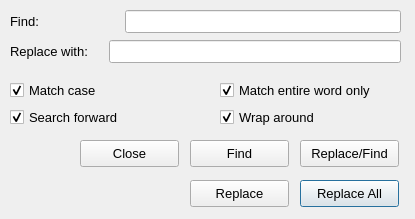
Above: tools/debug/UI/Replace.ui from TrickPlay/Trickplay before the change. Below: the same form after it.
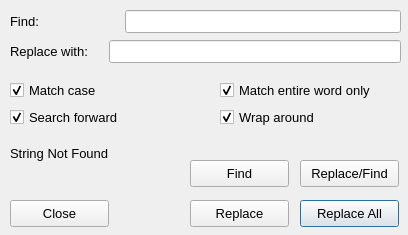
That is the form after the change.

The edit to the form file:
```diff
--- a/tools/debug/UI/Replace.ui
+++ b/tools/debug/UI/Replace.ui
@@ -6,8 +6,8 @@
    <rect>
     <x>0</x>
     <y>0</y>
-    <width>415</width>
-    <height>219</height>
+    <width>408</width>
+    <height>235</height>
    </rect>
   </property>
   <property name="font">
@@ -163,7 +163,7 @@
    <property name="geometry">
     <rect>
      <x>300</x>
-     <y>180</y>
+     <y>200</y>
      <width>99</width>
      <height>27</height>
     </rect>
@@ -176,7 +176,7 @@
    <property name="geometry">
     <rect>
      <x>190</x>
-     <y>180</y>
+     <y>200</y>
      <width>99</width>
      <height>27</height>
     </rect>
@@ -189,7 +189,7 @@
    <property name="geometry">
     <rect>
      <x>300</x>
-     <y>140</y>
+     <y>160</y>
      <width>99</width>
      <height>27</height>
     </rect>
@@ -202,7 +202,7 @@
    <property name="geometry">
     <rect>
      <x>190</x>
-     <y>140</y>
+     <y>160</y>
      <width>99</width>
      <height>27</height>
     </rect>
@@ -214,8 +214,8 @@
   <widget class="QPushButton" name="pushButton_close">
    <property name="geometry">
     <rect>
-     <x>80</x>
-     <y>140</y>
+     <x>10</x>
+     <y>200</y>
      <width>99</width>
      <height>27</height>
     </rect>
@@ -228,8 +228,8 @@
    <property name="geometry">
     <rect>
      <x>10</x>
-     <y>180</y>
-     <width>161</width>
+     <y>140</y>
+     <width>361</width>
      <height>26</height>
     </rect>
    </property>
@@ -239,7 +239,7 @@
     </font>
    </property>
    <property name="text">
-    <string/>
+    <string>String Not Found</string>
    </property>
   </widget>
  </widget>
```
Left out of the diff: 13 changed lines with no effect on the pictures.
